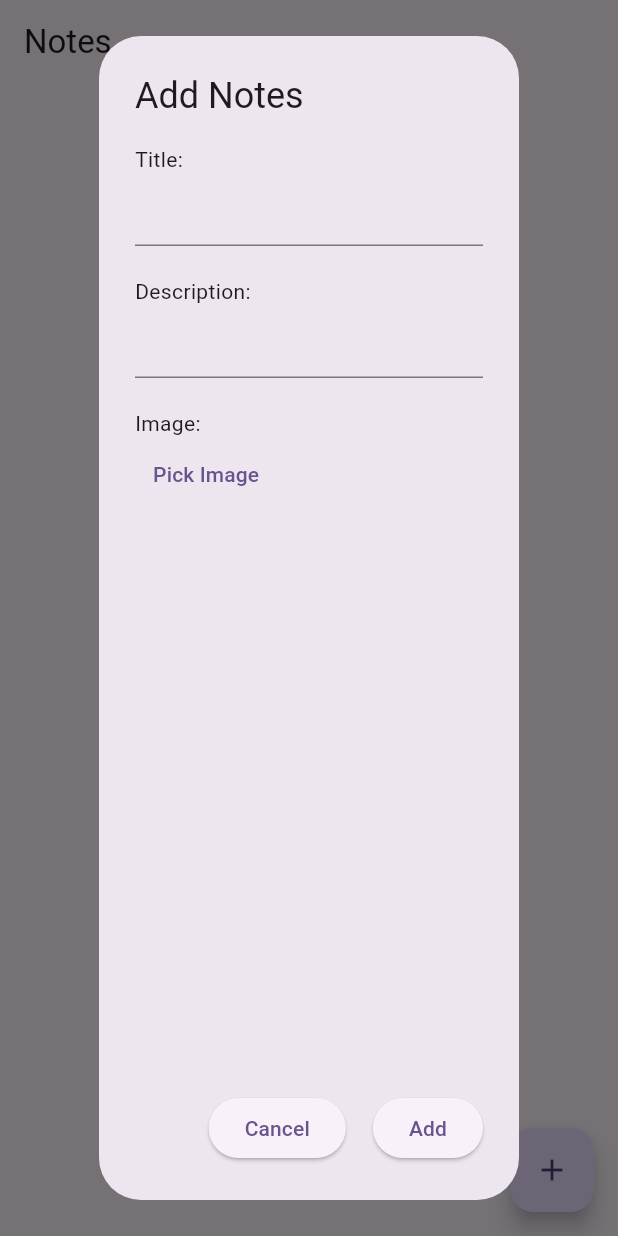
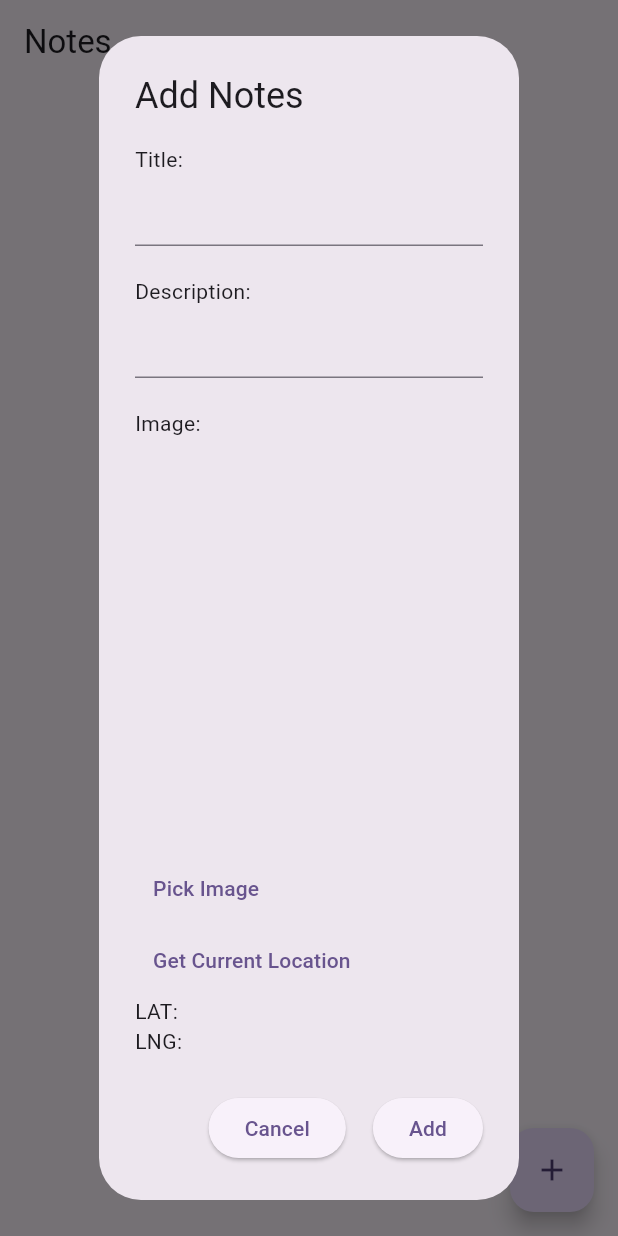
Before and after one commit to ChristoferEvan/latihanpab, a Flutter app: the screen it shows after launch, after a tap on the "add" icon, on a phone screen of 412 x 824 dp. Run offline on Flutter 3.47's test engine with Material 3 defaults, Android fonts, the light colour scheme and no system bars; our stand-ins replace cloud_firestore, firebase_core, firebase_storage, geolocator, image_picker; accounts and stored records are empty.

Commit message:
tambah fitur lokasi

```diff
--- a/lib/models/note.dart
+++ b/lib/models/note.dart
@@ -6,6 +6,8 @@ class Note {
   final String title;
   final String description;
   String? imageUrl;
+  double? latitude;
+  double? longitude;
   Timestamp? createdAt;
   Timestamp? updatedAt;
 
@@ -15,6 +17,8 @@ class Note {
     required this.title,
     required this.description,
     this.imageUrl,
+    this.latitude,
+    this.longitude,
     this.createdAt,
     this.updatedAt,
   });
@@ -27,6 +31,8 @@ class Note {
       title: data['title'],
       description: data['description'],
       imageUrl: data['image_url'],
+      latitude: data['latitude'] as double,
+      longitude: data['longitude'] as double,
       createdAt: data['created_at'] as Timestamp,
       updatedAt: data['updated_at'] as Timestamp,
     );
@@ -37,7 +43,9 @@ class Note {
     return {
       'title': title,
       'description': description,
-      'image_url':imageUrl,
+      'image_url': imageUrl,
+      'latitude': latitude,
+      'longitude': longitude,
       'created_at': createdAt,
       'updated_at': updatedAt,
     };
--- a/lib/widgets/note_dialog.dart
+++ b/lib/widgets/note_dialog.dart
@@ -1,26 +1,31 @@
-import 'dart:async';
 import 'dart:io';
-
 import 'package:flutter/material.dart';
+import 'package:geolocator/geolocator.dart';
 import 'package:image_picker/image_picker.dart';
 import 'package:notes/models/note.dart';
+import 'package:notes/services/location_service.dart';
 import 'package:notes/services/note_service.dart';
+
 
 class NoteDialog extends StatefulWidget {
   final Note? note;
 
+
   const NoteDialog({super.key, this.note});
+
 
   @override
   State<NoteDialog> createState() => _NoteDialogState();
 }
 
+
 class _NoteDialogState extends State<NoteDialog> {
   final TextEditingController _titleController = TextEditingController();
+  final TextEditingController _descriptionController = TextEditingController();
+  File? _imageFile;
+  Position? _currentPosition;
+  // String? _currentAddress;
 
-  final TextEditingController _descriptionController = TextEditingController();
-
-  File? _imageFile;
 
   @override
   void initState() {
@@ -30,6 +35,7 @@ class _NoteDialogState extends State<NoteDialog> {
       _descriptionController.text = widget.note!.description;
     }
   }
+
 
   Future<void> _pickImage() async {
     final pickedFile =
@@ -41,6 +47,18 @@ class _NoteDialogState extends State<NoteDialog> {
     }
   }
 
+
+  Future<void> _pickLocation() async {
+    final currentPosition = await LocationService.getCurrentPosition();
+    // final currentAddress = await LocationService.getAddressFromLatLng(_currentPosition!);
+    setState(() {
+      _currentPosition = currentPosition;
+      // _currentAddress = currentAddress;
+    });
+  }
+
+
+  @override
   Widget build(BuildContext context) {
     return AlertDialog(
       title: Text(widget.note == null ? 'Add Notes' : 'Update Notes'),
@@ -65,12 +83,26 @@ class _NoteDialogState extends State<NoteDialog> {
           ),
           const Padding(
             padding: EdgeInsets.only(top: 20),
-            child: Text(
-              'Image: ',
-            ),
+            child: Text('Image: '),
           ),
-          _imageFile != null ? Image.file(_imageFile!) : Container(),
-          TextButton(onPressed: _pickImage, child: const Text('Pick Image'))
+          Expanded(
+              child: _imageFile != null
+                  ? Image.file(_imageFile!, fit: BoxFit.cover)
+                  : (widget.note?.imageUrl != null &&
+                          Uri.parse(widget.note!.imageUrl!).isAbsolute
+                      ? Image.network(widget.note!.imageUrl!, fit: BoxFit.cover)
+                      : Container())),
+          TextButton(
+            onPressed: _pickImage,
+            child: const Text('Pick Image'),
+          ),
+          TextButton(
+            onPressed: _pickLocation,
+            child: const Text('Get Current Location'),
+          ),
+          Text('LAT: ${_currentPosition?.latitude ?? ""}'),
+          Text('LNG: ${_currentPosition?.longitude ?? ""}'),
+          // Text('ADDRESS: ${_currentAddress ?? ""}'),
         ],
       ),
       actions: [
@@ -88,20 +120,23 @@ class _NoteDialogState extends State<NoteDialog> {
             String? imageUrl;
             if (_imageFile != null) {
               imageUrl = await NoteService.uploadImage(_imageFile!);
+            } else {
+              imageUrl = widget.note?.imageUrl;
             }
-
             Note note = Note(
               id: widget.note?.id,
               title: _titleController.text,
               description: _descriptionController.text,
               imageUrl: imageUrl,
+              latitude: _currentPosition?.latitude,
+              longitude: _currentPosition?.longitude,
               createdAt: widget.note?.createdAt,
             );
 
+
             if (widget.note == null) {
-              NoteService.addNote(note).whenComplete(() {
-                Navigator.of(context).pop();
-              });
+              NoteService.addNote(note)
+                  .whenComplete(() => Navigator.of(context).pop());
             } else {
               NoteService.updateNote(note)
                   .whenComplete(() => Navigator.of(context).pop());
--- a/pubspec.yaml
+++ b/pubspec.yaml
@@ -40,6 +40,8 @@ dependencies:
   firebase_storage: ^11.7.5
   path: ^1.9.0
   image_picker: ^1.1.1
+  geolocator: ^11.0.0
+  url_launcher: ^6.2.6
 
 dev_dependencies:
   flutter_test:
```
Also changed, not shown: lib/screens/note_list_screen.dart (+79 -11 lines), lib/services/location_service.dart (added, +44 -0 lines), pubspec.lock, 7 other files.
